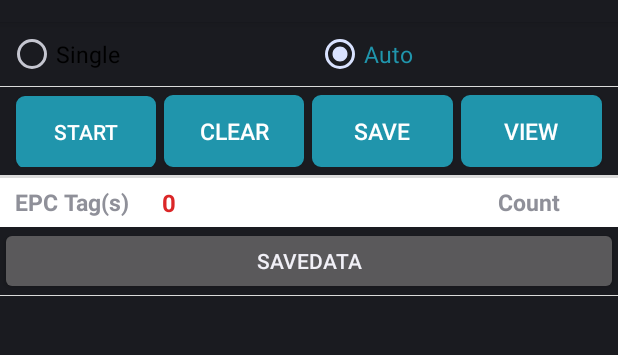
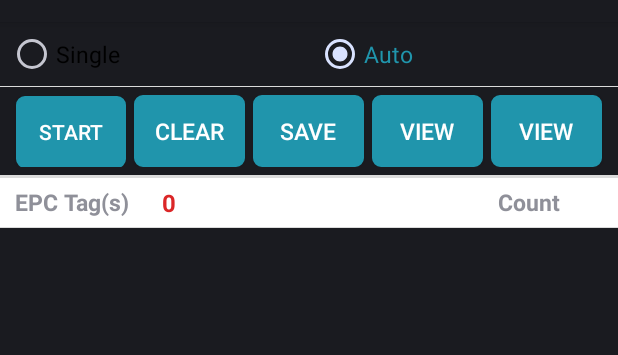
Before and after one commit to phitruongsgu/Code-Android, an Android app: the screen it shows after launch (RFIDScanActivity), on a phone screen of 412 x 824 dp, the part 62-417 px from its top. Run offline under Robolectric (Android 15) with nearby library versions, the phone set to English and light mode, and no system bars; our stand-ins replace Volley; libraries missing offline, so code that uses them is left out: com.loopj.android, com.rscja.deviceapi, cz.msebera.android; pictures from the network do not load; 1 statement that could not run was skipped.

Commit message:
add button savetoSQL

```diff
--- a/RFID.Android/app/src/main/res/layout/activity_rfid_scan.xml
+++ b/RFID.Android/app/src/main/res/layout/activity_rfid_scan.xml
@@ -90,6 +90,17 @@
             android:textColor="@color/white"
             android:textSize="15sp" />
 
+        <Button
+            android:id="@+id/buttonSave"
+            android:layout_width="0dp"
+            android:layout_height="wrap_content"
+            android:layout_marginRight="5dp"
+            android:layout_weight="1"
+            android:background="@drawable/button_bg"
+            android:text="@string/btView"
+            android:textColor="@color/white"
+            android:textSize="15sp" />
+
     </LinearLayout>
 
     <View
@@ -145,13 +156,6 @@
 
     </LinearLayout>
 
-    <Button
-        android:id="@+id/buttonSave"
-        android:layout_width="match_parent"
-        android:layout_height="45dp"
-        android:layout_marginBottom="0dp"
-        android:text="SaveData" />
-
     <View
         android:layout_width="match_parent"
         android:layout_height="1px"
```
